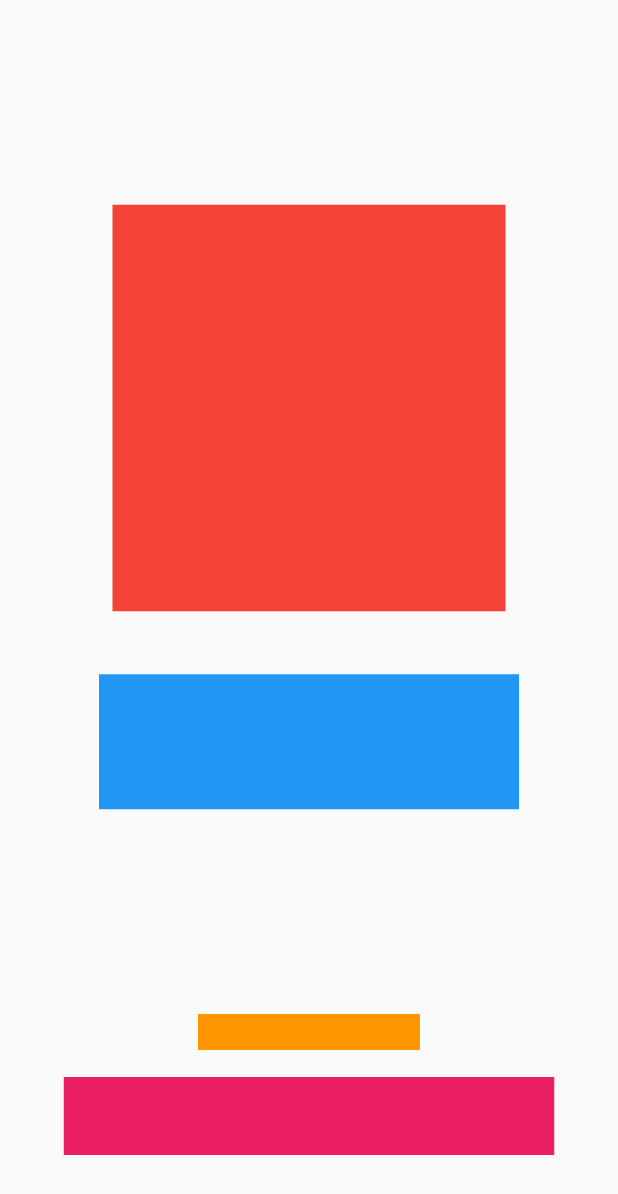
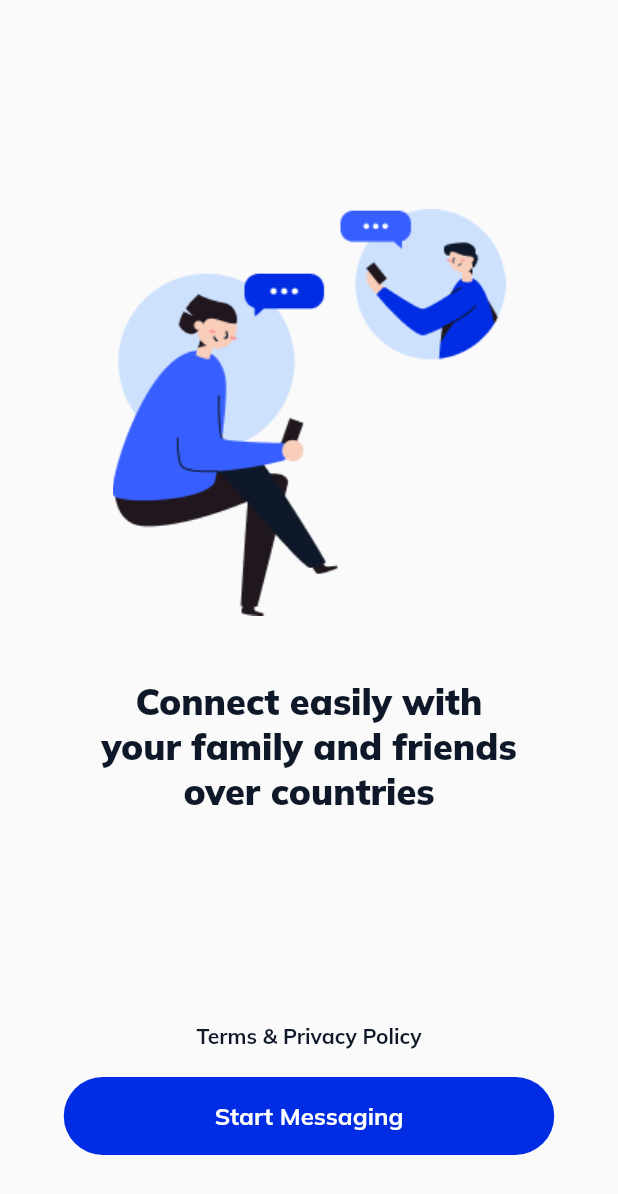
Before and after one commit to swimmingkiim/messenger, a Flutter app: the screen it shows after launch, on a phone screen of 412 x 824 dp. Shown: the top 1194 px of the screen. Run offline on Flutter 3.47's test engine with Material 2 defaults, Android fonts, the phone set to English and light mode, and no system bars; our stand-ins replace freezed_annotation, go_router.

Commit message:
Add WalkthroughPageView UI

```diff
--- a/packages/messenger/lib/src/presentations/walkthrough_page/walkthrough_page_view.dart
+++ b/packages/messenger/lib/src/presentations/walkthrough_page/walkthrough_page_view.dart
@@ -1,5 +1,8 @@
 // flutter
 import 'package:flutter/material.dart';
+
+// themes
+import 'package:messenger/src/themes/themes.dart';
 
 class WalkthroughPageView extends StatelessWidget {
   const WalkthroughPageView({super.key});
@@ -50,34 +53,63 @@ class WalkthroughPageView extends StatelessWidget {
   }
 
   Widget buildGuidelineImage() {
-    return Container(
-      color: Colors.red,
+    return Image.asset(
+      'assets/images/Illustration.png',
       width: 262.0,
       height: 271.0,
     );
   }
 
   Widget buildGuidelineText() {
-    return Container(
-      color: Colors.blue,
-      width: 280.0,
-      height: 90.0,
-    );
+    return Builder(builder: (BuildContext context) {
+      return Text(
+        'Connect easily with\nyour family and friends\nover countries',
+        style: DefaultTheme.textTheme.headlineMedium,
+        textAlign: TextAlign.center,
+      );
+    });
   }
 
   Widget buildTermsAndPrivacyPolicyButton() {
-    return Container(
-      color: Colors.orange,
-      width: 148.0,
-      height: 24.0,
-    );
+    return Builder(builder: (BuildContext context) {
+      return InkWell(
+        // TODO: Implement onTap function
+        onTap: () {},
+        child: Text(
+          'Terms & Privacy Policy',
+          style: DefaultTheme.textTheme.bodyLarge,
+          textAlign: TextAlign.center,
+        ),
+      );
+    });
   }
 
   Widget buildStartMessagingButton() {
-    return Container(
-      color: Colors.pink,
-      width: 327.0,
-      height: 52.0,
-    );
+    return Builder(builder: (BuildContext context) {
+      return InkWell(
+        // TODO: Implement onTap function
+        onTap: () {},
+        child: Container(
+          width: 327.0,
+          height: 52.0,
+          alignment: Alignment.center,
+          decoration: const BoxDecoration(
+            color: DefaultTheme.brandDefault,
+            borderRadius: BorderRadius.all(
+              Radius.circular(
+                30.0,
+              ),
+            ),
+          ),
+          child: Text(
+            'Start Messaging',
+            style: DefaultTheme.textTheme.titleMedium!.copyWith(
+              color: DefaultTheme.neutralWhite,
+            ),
+            textAlign: TextAlign.center,
+          ),
+        ),
+      );
+    });
   }
 }
```
